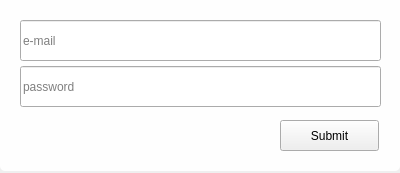
Qt form loginpanel.ui (zonyitoo/doubanfm-qt) before a commit.
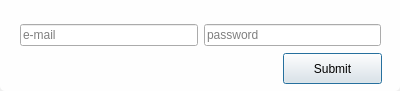
The same form after that commit.

The edit to the form file:
```diff
--- a/loginpanel.ui
+++ b/loginpanel.ui
@@ -7,7 +7,7 @@
     <x>0</x>
     <y>0</y>
     <width>400</width>
-    <height>173</height>
+    <height>91</height>
    </rect>
   </property>
   <property name="minimumSize">
@@ -31,7 +31,7 @@
      <x>0</x>
      <y>-10</y>
      <width>400</width>
-     <height>181</height>
+     <height>101</height>
     </rect>
    </property>
    <property name="minimumSize">
@@ -62,8 +62,8 @@
   <widget class="QPushButton" name="submit">
    <property name="geometry">
     <rect>
-     <x>280</x>
-     <y>120</y>
+     <x>283</x>
+     <y>53</y>
      <width>99</width>
      <height>31</height>
     </rect>
@@ -71,6 +71,12 @@
    <property name="text">
     <string>Submit</string>
    </property>
+   <property name="autoDefault">
+    <bool>true</bool>
+   </property>
+   <property name="default">
+    <bool>true</bool>
+   </property>
   </widget>
   <widget class="QLabel" name="errmsg">
    <property name="geometry">
@@ -85,15 +91,18 @@
     <string/>
    </property>
   </widget>
-  <widget class="QLineEdit" name="name">
+  <widget class="QWidget" name="">
    <property name="geometry">
     <rect>
      <x>20</x>
      <y>20</y>
      <width>361</width>
-     <height>41</height>
+     <height>31</height>
     </rect>
    </property>
+   <layout class="QHBoxLayout" name="horizontalLayout">
+    <item>
+     <widget class="QLineEdit" name="name">
    <property name="inputMethodHints">
     <set>Qt::ImhEmailCharactersOnly</set>
    </property>
@@ -101,15 +110,9 @@
     <string>e-mail</string>
    </property>
   </widget>
+    </item>
+    <item>
   <widget class="QLineEdit" name="password">
-   <property name="geometry">
-    <rect>
-     <x>20</x>
-     <y>66</y>
-     <width>361</width>
-     <height>41</height>
-    </rect>
-   </property>
    <property name="maxLength">
     <number>16</number>
    </property>
@@ -119,6 +122,9 @@
    <property name="placeholderText">
     <string>password</string>
    </property>
+     </widget>
+    </item>
+   </layout>
   </widget>
  </widget>
  <resources/>
```
Lines whose indentation alone changed are shown as unchanged.
